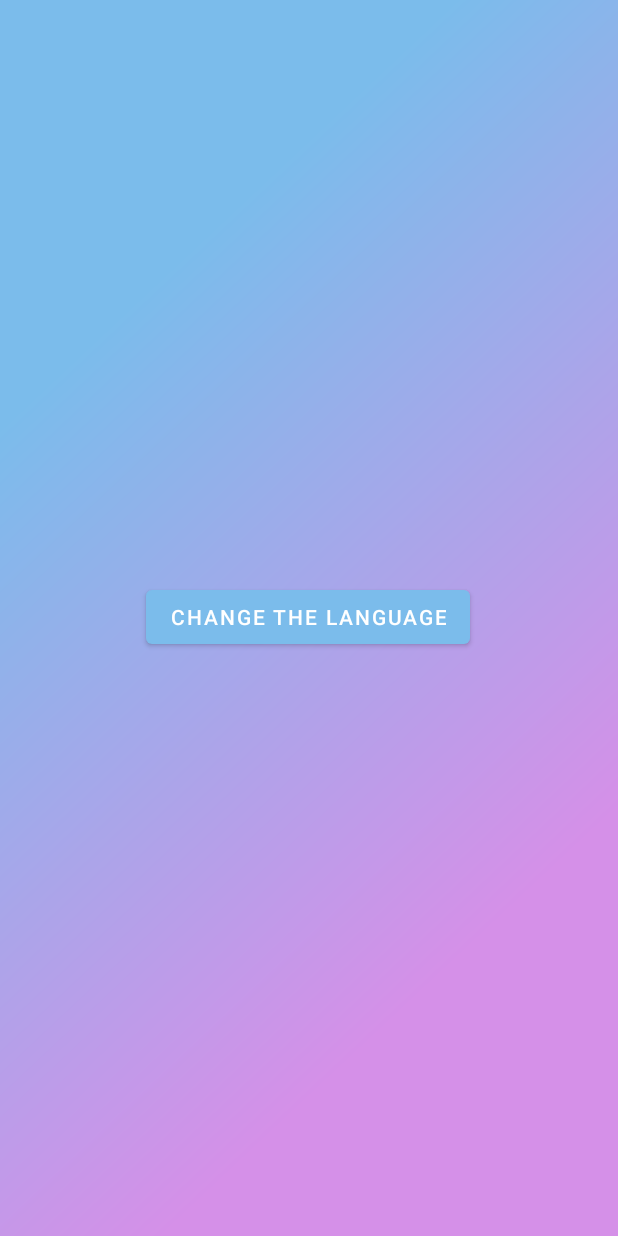
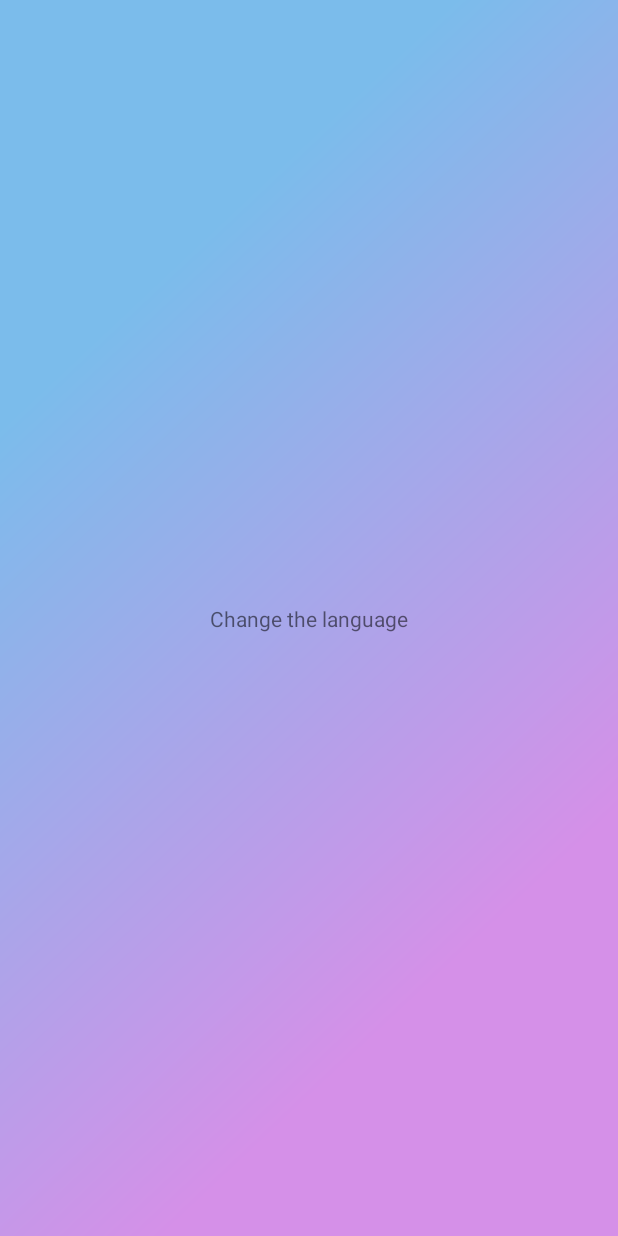
Before and after one commit to Nexonm/Traveler, an Android app: the fragment SettingsFragment shown on its own in the app's theme, on a phone screen of 412 x 824 dp. Run offline under Robolectric (Android 15) with nearby library versions, the phone set to English and light mode, and no system bars.

Commit message:
settings debug

```diff
--- a/app/src/main/res/layout/fragment_settings.xml
+++ b/app/src/main/res/layout/fragment_settings.xml
@@ -7,15 +7,13 @@
     android:background="@drawable/rectangle_1"
     tools:context=".presentation.fragment.settings.SettingsFragment">
 
-    <Button
-        android:id="@+id/bt_settings_language"
+    <TextView
+        android:id="@+id/tv_settings_language"
         android:layout_width="wrap_content"
         android:layout_height="wrap_content"
         android:text="@string/settings_language"
         app:layout_constraintBottom_toBottomOf="parent"
         app:layout_constraintEnd_toEndOf="parent"
-        app:layout_constraintHorizontal_bias="0.497"
         app:layout_constraintStart_toStartOf="parent"
-        app:layout_constraintTop_toTopOf="parent"
-        app:layout_constraintVertical_bias="0.499" />
+        app:layout_constraintTop_toTopOf="parent" />
 </androidx.constraintlayout.widget.ConstraintLayout>
```
Also changed, not shown: app/src/main/java/we/itschool/project/traveler/presentation/fragment/settings/SettingsFragment.java (+4 -38 lines).
